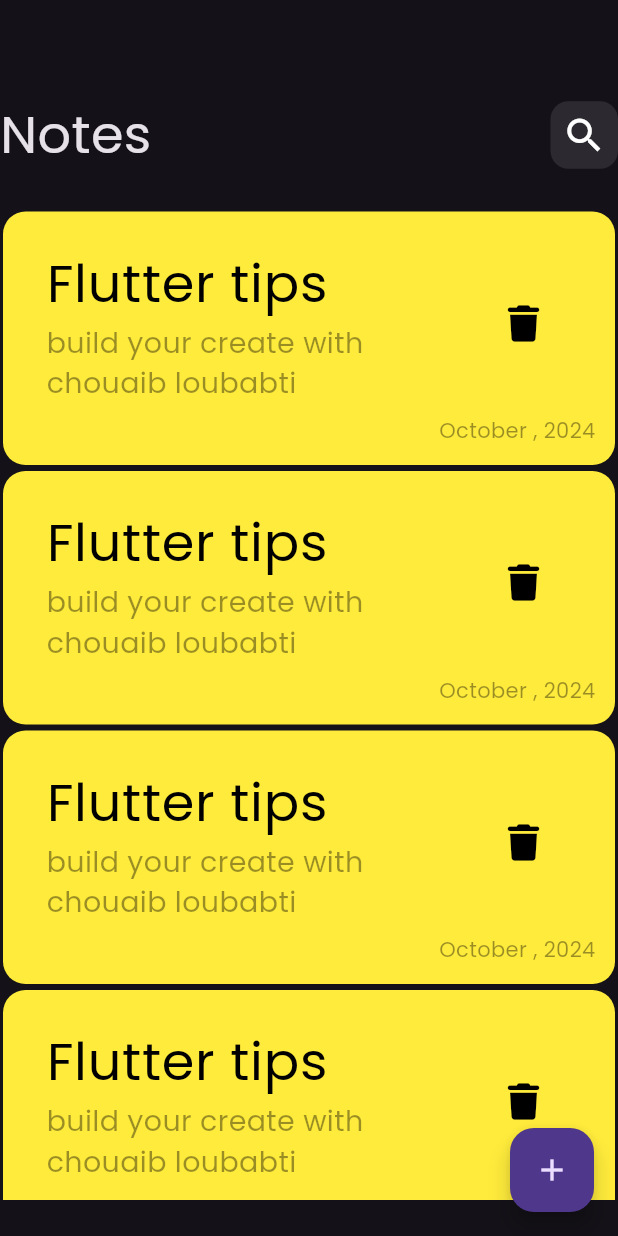
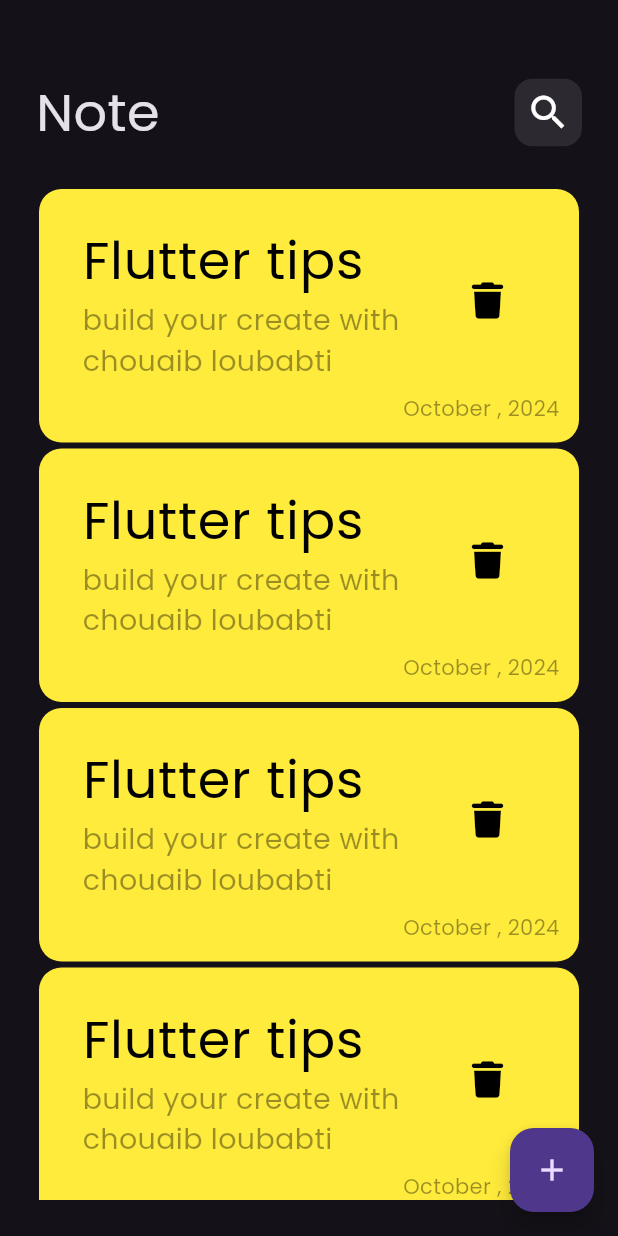
Before and after one commit to Choubbati/Notes_app, a Flutter app: the screen it shows after launch, on a phone screen of 412 x 824 dp. Run offline on Flutter 3.47's test engine with Material 3 defaults, Android fonts, the phone set to English and light mode, and no system bars; our stand-ins replace font_awesome_flutter.

Commit message:
add costum app bar to edite note view

```diff
--- a/lib/Views/Widgets/CostumeAppBar.dart
+++ b/lib/Views/Widgets/CostumeAppBar.dart
@@ -2,18 +2,30 @@ import 'package:flutter/material.dart';
 import 'package:notes_app/Views/Widgets/CostumeSearchIcon.dart';
 
 class CostumeAppBar extends StatelessWidget {
-  const CostumeAppBar({super.key});
+  const CostumeAppBar({super.key, required this.txt, required this.icon});
 
+  final String txt;
+  final IconData icon;
   @override
   Widget build(BuildContext context) {
-    return const Row(
+    return  Row(
       children:  [
-        Text('Notes',style: TextStyle(
+        Text(txt,style: TextStyle(
           fontSize: 35
         ),),
         Spacer(),
 
-        CostumeSearchIcon(),
+        Container(
+      height: 45,
+      width: 45,
+      decoration: BoxDecoration(
+        color: Colors.white.withOpacity(.1),
+        borderRadius: BorderRadius.circular(12)
+      ),
+      child: Center(
+        child: Icon(icon,size: 30,),
+      ),
+    )
       ],
     );
   }
--- a/lib/Views/Widgets/CostumeSearchIcon.dart
+++ b/lib/Views/Widgets/CostumeSearchIcon.dart
@@ -1,20 +1,11 @@
-import 'package:flutter/material.dart';
+// import 'package:flutter/material.dart';
 
-class CostumeSearchIcon extends StatelessWidget {
-  const CostumeSearchIcon({super.key});
+// class CostumeSearchIcon extends StatelessWidget {
+//   const CostumeSearchIcon({super.key, required this.icon});
 
-  @override
-  Widget build(BuildContext context) {
-    return Container(
-      height: 45,
-      width: 45,
-      decoration: BoxDecoration(
-        color: Colors.white.withOpacity(.1),
-        borderRadius: BorderRadius.circular(12)
-      ),
-      child: Center(
-        child: Icon(Icons.search,size: 30,),
-      ),
-    );
-  }
-}
+
+//   @override
+//   Widget build(BuildContext context) {
+//     return
+//   }
+// }
--- a/lib/Views/Widgets/NotesViewBody.dart
+++ b/lib/Views/Widgets/NotesViewBody.dart
@@ -8,18 +8,21 @@ class  NotesViewBody extends StatelessWidget {
 
   @override
   Widget build(BuildContext context) {
-    return    Column(
+    return    Padding(
+      padding: const EdgeInsets.symmetric(horizontal: 24),
+      child: Column(
         children: [
-        Padding(padding: EdgeInsets.only(top: 30)),
+
           SizedBox(
-          height: 35,
+            height: 50,
           ),
-        CostumeAppBar(),
+          CostumeAppBar(txt: 'Note',icon: Icons.search,),
           Expanded(child: Padding(
             padding: const EdgeInsets.symmetric(vertical: 8),
             child: Notes_ListView_Buider(),
           ))
         ],
+      ),
     );
   }
 }
--- a/lib/Views/Widgets/body_edite.dart
+++ b/lib/Views/Widgets/body_edite.dart
@@ -1,10 +1,20 @@
 import 'package:flutter/material.dart';
+import 'package:notes_app/Views/Widgets/CostumeAppBar.dart';
 
 class  Edite_Body extends StatelessWidget {
   const  Edite_Body({super.key});
 
   @override
   Widget build(BuildContext context) {
-    return Container();
+    return Padding(
+      padding: const EdgeInsets.symmetric(horizontal: 24),
+      child: Column(
+        children: [
+          SizedBox(height: 50 ),
+          CostumeAppBar(txt: "Edite",icon: Icons.check,),
+
+        ],
+      ),
+    );
   }
 }
```
Lines whose indentation alone changed are shown as unchanged.
